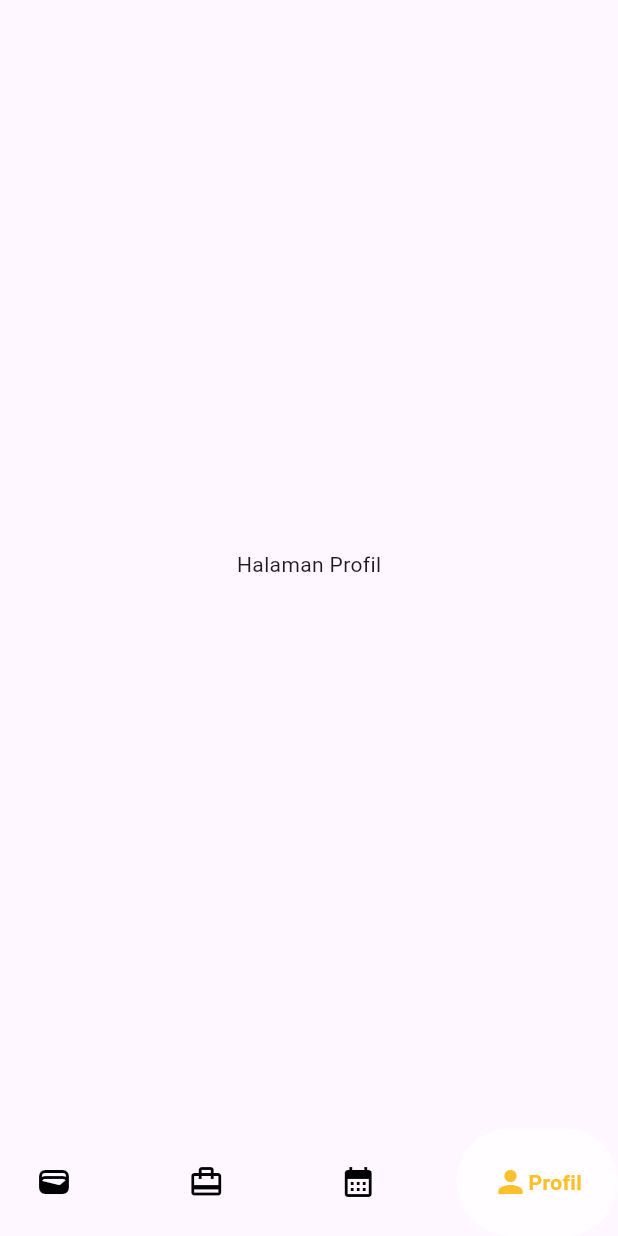
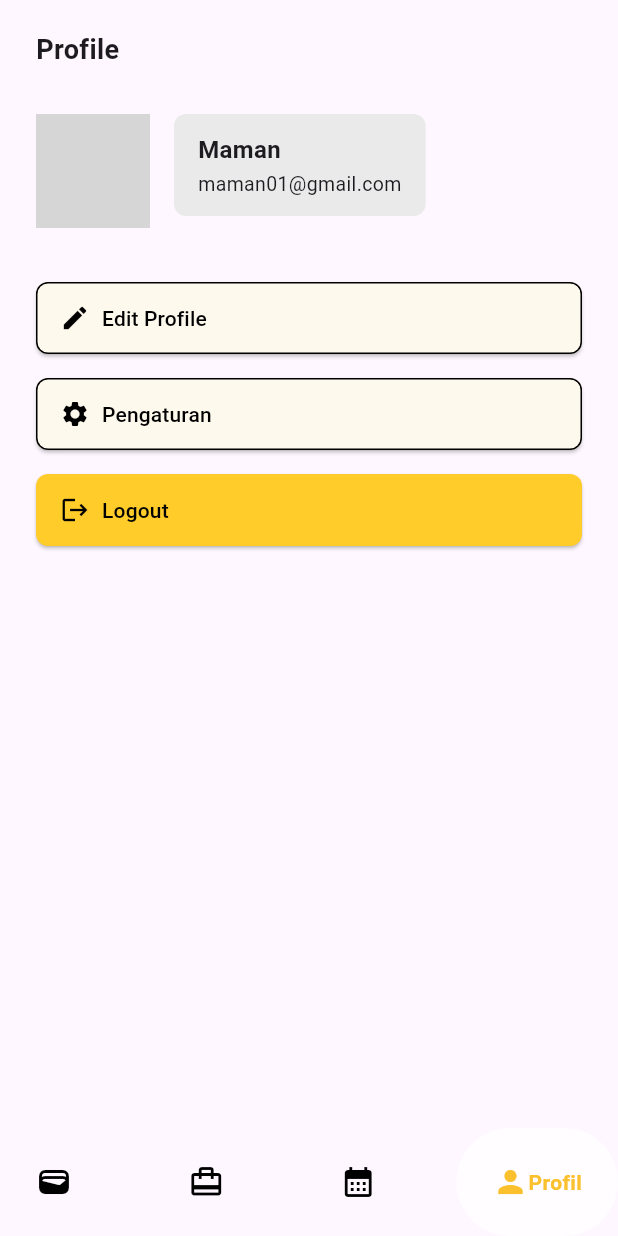
Before and after one commit to YunanYuga06/daily_cashapp, a Flutter app: the HalamanUtama screen opened directly, item 4 of the bottom bar chosen, on a phone screen of 412 x 824 dp. Run offline on Flutter 3.47's test engine with Material 3 defaults, Android fonts, the phone set to English and light mode, and no system bars; drawn by our look-alikes of google_nav_bar; our stand-ins replace fl_chart; grey boxes are pictures that could not be loaded.

Commit message:
Create tampilan halaman profil Fixes #6

```diff
--- a/FrontEnd/lib/pages/main_page.dart
+++ b/FrontEnd/lib/pages/main_page.dart
@@ -1,5 +1,6 @@
 import 'package:daily_cashapp/pages/transaksi_page.dart';
 import 'package:daily_cashapp/pages/aset_page.dart';
+import 'package:daily_cashapp/pages/profil_page.dart';
 import 'package:daily_cashapp/widgets/bottom_navbar.dart';
 import 'package:flutter/material.dart';
 
@@ -17,7 +18,7 @@ class _HalamanUtamaState extends State<HalamanUtama> {
     TransaksiPage(),
     HalamanAset(),
     Center(child: Text('Halaman Reminder')),
-    Center(child: Text('Halaman Profil')),
+    ProfilePage(),
   ];
 
   @override
--- /dev/null
+++ b/FrontEnd/lib/pages/profil_page.dart
@@ -0,0 +1,140 @@
+import 'package:flutter/material.dart';
+
+class ProfilePage extends StatelessWidget {
+  const ProfilePage({super.key});
+
+  @override
+  Widget build(BuildContext context) {
+    return Scaffold(
+      body: SafeArea(
+        child: Padding(
+          padding: const EdgeInsets.symmetric(horizontal: 24, vertical: 20),
+          child: Column(
+            crossAxisAlignment: CrossAxisAlignment.start,
+            children: [
+              const Text(
+                'Profile',
+                style: TextStyle(fontSize: 18, fontWeight: FontWeight.bold),
+              ),
+              const SizedBox(height: 30),
+
+              // FOTO & INFO
+              Row(
+                crossAxisAlignment: CrossAxisAlignment.start,
+                children: [
+                  const CircleAvatar(
+                    radius: 38,
+                    backgroundImage: AssetImage('assets/images/profile.png'),
+                  ),
+                  const SizedBox(width: 16),
+                  Container(
+                    padding: const EdgeInsets.symmetric(
+                      horizontal: 16,
+                      vertical: 12,
+                    ),
+                    decoration: BoxDecoration(
+                      color: Color(0xFFEAEAEA),
+                      borderRadius: BorderRadius.circular(8),
+                    ),
+                    child: const Column(
+                      crossAxisAlignment: CrossAxisAlignment.start,
+                      children: [
+                        Text(
+                          'Maman',
+                          style: TextStyle(
+                            fontSize: 16,
+                            fontWeight: FontWeight.bold,
+                          ),
+                        ),
+                        SizedBox(height: 2),
+                        Text(
+                          'maman01@gmail.com',
+                          style: TextStyle(fontSize: 13),
+                        ),
+                      ],
+                    ),
+                  ),
+                ],
+              ),
+              const SizedBox(height: 36),
+
+              // Tombol EDIT PROFILE
+              SizedBox(
+                width: double.infinity,
+                height: 48,
+                child: ElevatedButton.icon(
+                  onPressed: () {},
+                  icon: const Icon(Icons.edit, size: 20, color: Colors.black),
+                  label: const Text(
+                    'Edit Profile',
+                    style: TextStyle(color: Colors.black),
+                  ),
+                  style: ElevatedButton.styleFrom(
+                    backgroundColor: const Color(0xFFFEF9ED),
+                    side: const BorderSide(color: Colors.black),
+                    shape: RoundedRectangleBorder(
+                      borderRadius: BorderRadius.circular(8),
+                    ),
+                    alignment: Alignment.centerLeft,
+                    padding: const EdgeInsets.symmetric(horizontal: 16),
+                  ),
+                ),
+              ),
+              const SizedBox(height: 16),
+
+              // Tombol PENGATURAN
+              SizedBox(
+                width: double.infinity,
+                height: 48,
+                child: ElevatedButton.icon(
+                  onPressed: () {},
+                  icon: const Icon(
+                    Icons.settings,
+                    size: 20,
+                    color: Colors.black,
+                  ),
+                  label: const Text(
+                    'Pengaturan',
+                    style: TextStyle(color: Colors.black),
+                  ),
+                  style: ElevatedButton.styleFrom(
+                    backgroundColor: const Color(0xFFFEF9ED),
+                    side: const BorderSide(color: Colors.black),
+                    shape: RoundedRectangleBorder(
+                      borderRadius: BorderRadius.circular(8),
+                    ),
+                    alignment: Alignment.centerLeft,
+                    padding: const EdgeInsets.symmetric(horizontal: 16),
+                  ),
+                ),
+              ),
+              const SizedBox(height: 16),
+
+              // Tombol LOGOUT
+              SizedBox(
+                width: double.infinity,
+                height: 48,
+                child: ElevatedButton.icon(
+                  onPressed: () {},
+                  icon: const Icon(Icons.logout, size: 20, color: Colors.black),
+                  label: const Text(
+                    'Logout',
+                    style: TextStyle(color: Colors.black),
+                  ),
+                  style: ElevatedButton.styleFrom(
+                    backgroundColor: const Color(0xFFFFCC2A),
+                    shape: RoundedRectangleBorder(
+                      borderRadius: BorderRadius.circular(8),
+                    ),
+                    alignment: Alignment.centerLeft,
+                    padding: const EdgeInsets.symmetric(horizontal: 16),
+                  ),
+                ),
+              ),
+            ],
+          ),
+        ),
+      ),
+    );
+  }
+}
```
